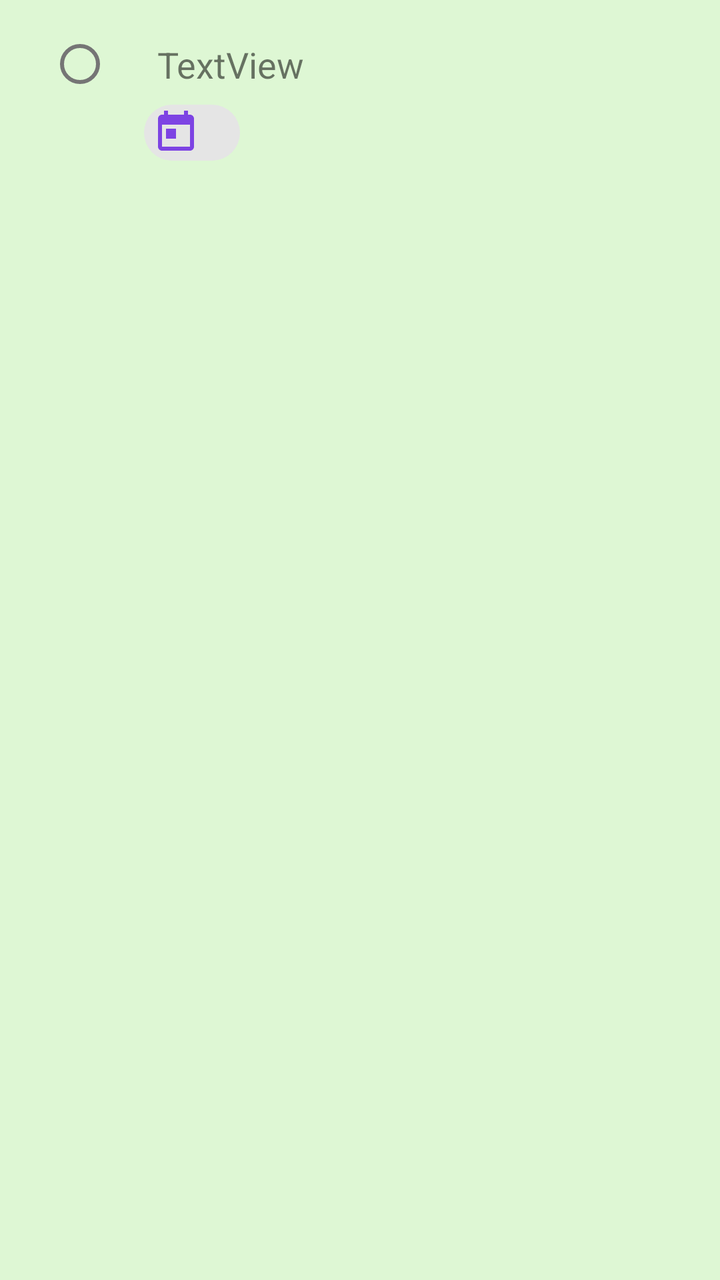
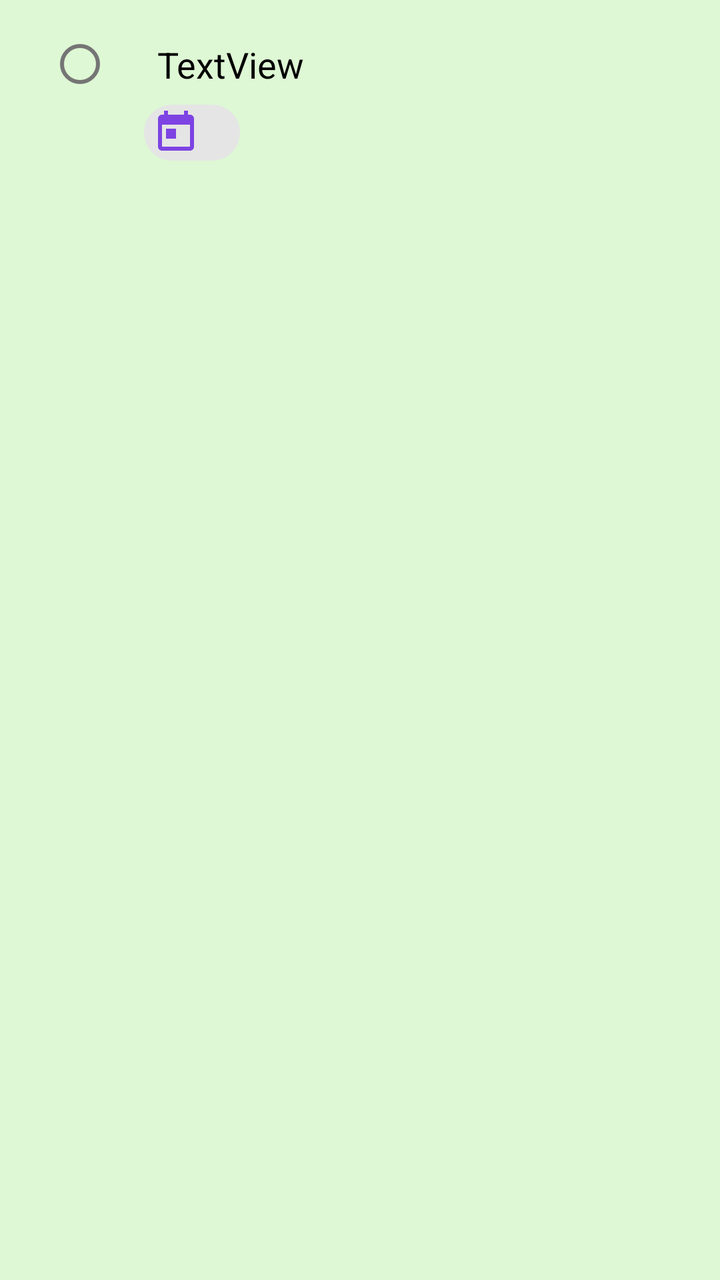

Compare the two renders of this Android layout. The source of the first and the diff that turns it into the second are given below.
<!-- AndroidManifest.xml: application theme Theme.Silva -->
<!-- res/layout/to_do_row.xml -->
<?xml version="1.0" encoding="utf-8"?>
<androidx.constraintlayout.widget.ConstraintLayout
    xmlns:android="http://schemas.android.com/apk/res/android"
    xmlns:app="http://schemas.android.com/apk/res-auto"
    xmlns:tools="http://schemas.android.com/tools"
    android:id="@+id/todo_row_layout"
    android:background="#DEF7D4"
    android:layout_width="match_parent"
    android:layout_height="wrap_content">


    <RadioButton
        android:id="@+id/radioButton"
        android:layout_width="wrap_content"
        android:layout_height="wrap_content"
        android:layout_marginStart="24dp"
        android:layout_marginTop="8dp"
        app:layout_constraintStart_toStartOf="parent"
        app:layout_constraintTop_toTopOf="parent" />

    <TextView
        android:id="@+id/taskName"
        android:layout_width="wrap_content"
        android:layout_height="wrap_content"
        android:layout_marginStart="2dp"
        android:layout_marginTop="20dp"
        android:text="TextView"
        android:textSize="18sp"
        app:layout_constraintEnd_toEndOf="parent"
        app:layout_constraintHorizontal_bias="0.022"
        app:layout_constraintStart_toEndOf="@+id/radioButton"
        app:layout_constraintTop_toTopOf="parent" />

    <com.google.android.material.chip.Chip
        android:id="@+id/toDoChip"
        android:layout_width="wrap_content"
        android:layout_height="44dp"
        android:textAlignment="center"
        app:chipIcon="@drawable/ic_baseline_today_24"
        app:chipIconTint="#7D43E3"
        app:layout_constraintStart_toEndOf="@+id/radioButton"
        app:layout_constraintTop_toBottomOf="@+id/taskName" />

</androidx.constraintlayout.widget.ConstraintLayout>
<!-- resources referenced by this layout -->
<resources>
  <!-- drawable ic_baseline_today_24 (drawable-v24) -->
  <vector android:height="30dp" android:tint="#DF003D"
      android:viewportHeight="24" android:viewportWidth="24"
      android:width="30dp" xmlns:android="http://schemas.android.com/apk/res/android">
      <path android:fillColor="@android:color/white" android:pathData="M19,3h-1L18,1h-2v2L8,3L8,1L6,1v2L5,3c-1.11,0 -1.99,0.9 -1.99,2L3,19c0,1.1 0.89,2 2,2h14c1.1,0 2,-0.9 2,-2L21,5c0,-1.1 -0.9,-2 -2,-2zM19,19L5,19L5,8h14v11zM7,10h5v5L7,15z"/>
  </vector>
  <style name="Theme.Silva" parent="Theme.MaterialComponents.DayNight.DarkActionBar">
          
          <item name="colorPrimary">#009060</item>
          <item name="colorPrimaryVariant">#009060</item>
          <item name="colorOnPrimary">@color/black</item>
          
          <item name="colorSecondary">@color/teal_200</item>
          <item name="colorSecondaryVariant">@color/teal_700</item>
          <item name="colorOnSecondary">@color/black</item>
          
          <item name="android:statusBarColor" tools:targetApi="l">?attr/colorPrimaryVariant</item>
          
      </style>
  <color name="black">#FF000000</color>
  <color name="teal_200">#FF03DAC5</color>
  <color name="teal_700">#FF018786</color>
</resources>

<!-- the commit's change to res/layout/to_do_row.xml (unified diff, before → after) -->
@@ -26,6 +26,7 @@
         android:layout_marginTop="20dp"
         android:text="TextView"
         android:textSize="18sp"
+        android:textColor="@color/black"
         app:layout_constraintEnd_toEndOf="parent"
         app:layout_constraintHorizontal_bias="0.022"
         app:layout_constraintStart_toEndOf="@+id/radioButton"
@@ -36,6 +37,7 @@
         android:layout_width="wrap_content"
         android:layout_height="44dp"
         android:textAlignment="center"
+        android:textColor="@color/black"
         app:chipIcon="@drawable/ic_baseline_today_24"
         app:chipIconTint="#7D43E3"
         app:layout_constraintStart_toEndOf="@+id/radioButton"
